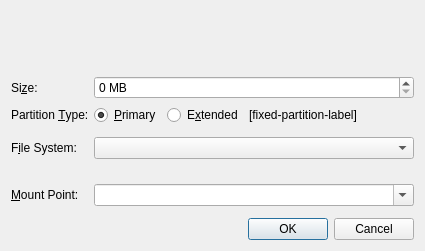
tanglu-org/calamares, file src/modules/partition/gui/CreatePartitionDialog.ui: the form before one commit.
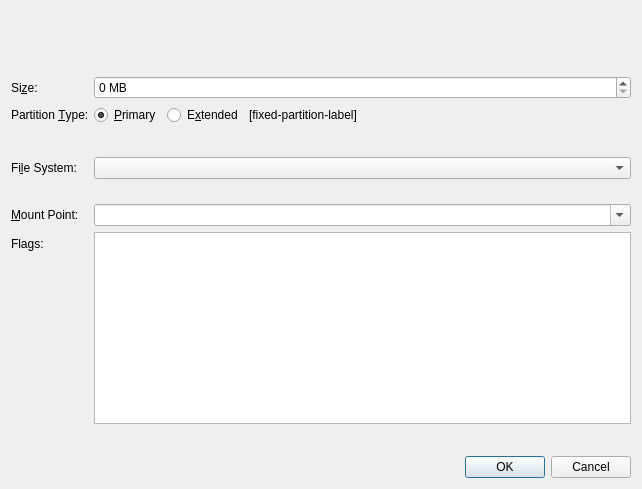
The form after the commit. Custom widgets are drawn as their Qt base class.

What changed in the file:
```diff
--- a/src/modules/partition/gui/CreatePartitionDialog.ui
+++ b/src/modules/partition/gui/CreatePartitionDialog.ui
@@ -6,8 +6,8 @@
    <rect>
     <x>0</x>
     <y>0</y>
-    <width>425</width>
-    <height>208</height>
+    <width>642</width>
+    <height>489</height>
    </rect>
   </property>
   <property name="windowTitle">
@@ -86,7 +86,7 @@
      <item row="3" column="0">
       <widget class="QLabel" name="label_2">
        <property name="text">
-        <string>F&amp;ile System:</string>
+        <string>Fi&amp;le System:</string>
        </property>
        <property name="buddy">
         <cstring>fsComboBox</cstring>
@@ -132,7 +132,7 @@
        </property>
       </widget>
      </item>
-     <item row="7" column="0">
+     <item row="8" column="0">
       <spacer name="verticalSpacer">
        <property name="orientation">
         <enum>Qt::Vertical</enum>
@@ -175,6 +175,26 @@
        </property>
       </widget>
      </item>
+     <item row="7" column="0">
+      <widget class="QLabel" name="label_3">
+       <property name="text">
+        <string>Flags:</string>
+       </property>
+      </widget>
+     </item>
+     <item row="7" column="1">
+      <widget class="QListWidget" name="m_listFlags">
+       <property name="alternatingRowColors">
+        <bool>true</bool>
+       </property>
+       <property name="selectionMode">
+        <enum>QAbstractItemView::NoSelection</enum>
+       </property>
+       <property name="sortingEnabled">
+        <bool>true</bool>
+       </property>
+      </widget>
+     </item>
     </layout>
    </item>
    <item>
```
